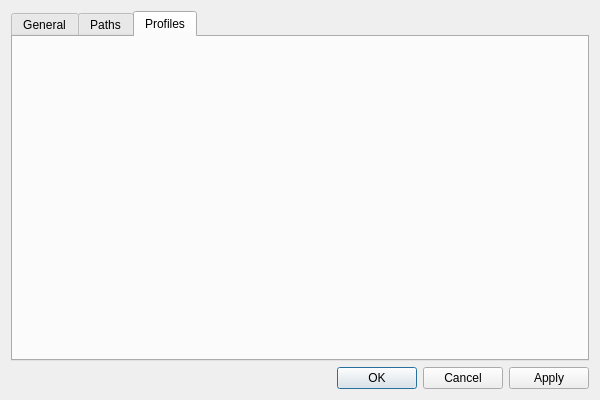
This is skymodman/interface/designer/ui/preferences_dialog.ui in Kf4btg/SkyModMan as Qt 5 draws it before an edit. The edited form follows.
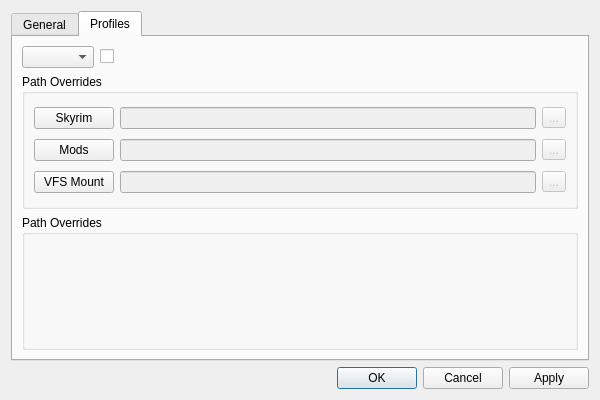
This is the edited form. The open tabs and pages were chosen to show the change. Icons and pictures are not drawn.

Commit message: Prefs: Add profile-management UI aspects

```diff
--- a/skymodman/interface/designer/ui/preferences_dialog.ui
+++ b/skymodman/interface/designer/ui/preferences_dialog.ui
@@ -176,15 +176,177 @@
        </item>
       </layout>
      </widget>
-     <widget class="QWidget" name="tab_paths">
-      <attribute name="title">
-       <string>Paths</string>
-      </attribute>
-     </widget>
      <widget class="QWidget" name="tab_profiles">
       <attribute name="title">
        <string>Profiles</string>
       </attribute>
+      <layout class="QGridLayout" name="gridLayout_3">
+       <item row="1" column="0" colspan="4">
+        <widget class="QGroupBox" name="gbox_overrides">
+         <property name="toolTip">
+          <string>Override the default paths</string>
+         </property>
+         <property name="title">
+          <string>Path Overrides</string>
+         </property>
+         <layout class="QGridLayout" name="gridLayout_4">
+          <item row="0" column="1">
+           <widget class="QLineEdit" name="le_skydir_override">
+            <property name="enabled">
+             <bool>false</bool>
+            </property>
+           </widget>
+          </item>
+          <item row="0" column="2">
+           <widget class="QToolButton" name="btn_skydir_override">
+            <property name="enabled">
+             <bool>false</bool>
+            </property>
+            <property name="toolTip">
+             <string>Open file dialog</string>
+            </property>
+            <property name="text">
+             <string>...</string>
+            </property>
+            <property name="icon">
+             <iconset theme="document-open">
+              <normaloff>.</normaloff>.</iconset>
+            </property>
+           </widget>
+          </item>
+          <item row="1" column="1">
+           <widget class="QLineEdit" name="le_moddir_override">
+            <property name="enabled">
+             <bool>false</bool>
+            </property>
+           </widget>
+          </item>
+          <item row="1" column="2">
+           <widget class="QToolButton" name="btn_moddir_override">
+            <property name="enabled">
+             <bool>false</bool>
+            </property>
+            <property name="toolTip">
+             <string>Open file dialog</string>
+            </property>
+            <property name="text">
+             <string>...</string>
+            </property>
+            <property name="icon">
+             <iconset theme="document-open">
+              <normaloff>.</normaloff>.</iconset>
+            </property>
+           </widget>
+          </item>
+          <item row="2" column="1">
+           <widget class="QLineEdit" name="le_vfsdir_override">
+            <property name="enabled">
+             <bool>false</bool>
+            </property>
+           </widget>
+          </item>
+          <item row="2" column="2">
+           <widget class="QToolButton" name="btn_vfsdir_override">
+            <property name="enabled">
+             <bool>false</bool>
+            </property>
+            <property name="toolTip">
+             <string>Open file dialog</string>
+            </property>
+            <property name="text">
+             <string>...</string>
+            </property>
+            <property name="icon">
+             <iconset theme="document-open">
+              <normaloff>.</normaloff>.</iconset>
+            </property>
+           </widget>
+          </item>
+          <item row="0" column="0">
+           <widget class="QPushButton" name="btn_enable_skydir_override">
+            <property name="toolTip">
+             <string>Press to enable this override</string>
+            </property>
+            <property name="text">
+             <string>Skyrim</string>
+            </property>
+            <property name="checkable">
+             <bool>true</bool>
+            </property>
+            <property name="autoDefault">
+             <bool>false</bool>
+            </property>
+            <property name="flat">
+             <bool>false</bool>
+            </property>
+           </widget>
+          </item>
+          <item row="2" column="0">
+           <widget class="QPushButton" name="btn_enable_vfsdir_override">
+            <property name="toolTip">
+             <string>Press to enable this override</string>
+            </property>
+            <property name="text">
+             <string>VFS Mount</string>
+            </property>
+            <property name="checkable">
+             <bool>true</bool>
+            </property>
+            <property name="autoDefault">
+             <bool>false</bool>
+            </property>
+           </widget>
+          </item>
+          <item row="1" column="0">
+           <widget class="QPushButton" name="btn_enable_moddir_override">
+            <property name="toolTip">
+             <string>Press to enable this override</string>
+            </property>
+            <property name="text">
+             <string>Mods</string>
+            </property>
+            <property name="checkable">
+             <bool>true</bool>
+            </property>
+            <property name="autoDefault">
+             <bool>false</bool>
+            </property>
+           </widget>
+          </item>
+         </layout>
+        </widget>
+       </item>
+       <item row="0" column="0" colspan="2">
+        <widget class="QComboBox" name="combo_profiles"/>
+       </item>
+       <item row="2" column="0" colspan="4">
+        <widget class="QGroupBox" name="groupBox">
+         <property name="title">
+          <string>Path Overrides</string>
+         </property>
+        </widget>
+       </item>
+       <item row="0" column="3">
+        <spacer name="horizontalSpacer">
+         <property name="orientation">
+          <enum>Qt::Horizontal</enum>
+         </property>
+         <property name="sizeHint" stdset="0">
+          <size>
+           <width>40</width>
+           <height>20</height>
+          </size>
+         </property>
+        </spacer>
+       </item>
+       <item row="0" column="2">
+        <widget class="QCheckBox" name="cbox_default">
+         <property name="toolTip">
+          <string>Default profile</string>
+         </property>
+        </widget>
+       </item>
+      </layout>
      </widget>
     </widget>
    </item>
```
Left out of the diff: 237 changed lines with no effect on the pictures. The commit also changes 1 other file.
